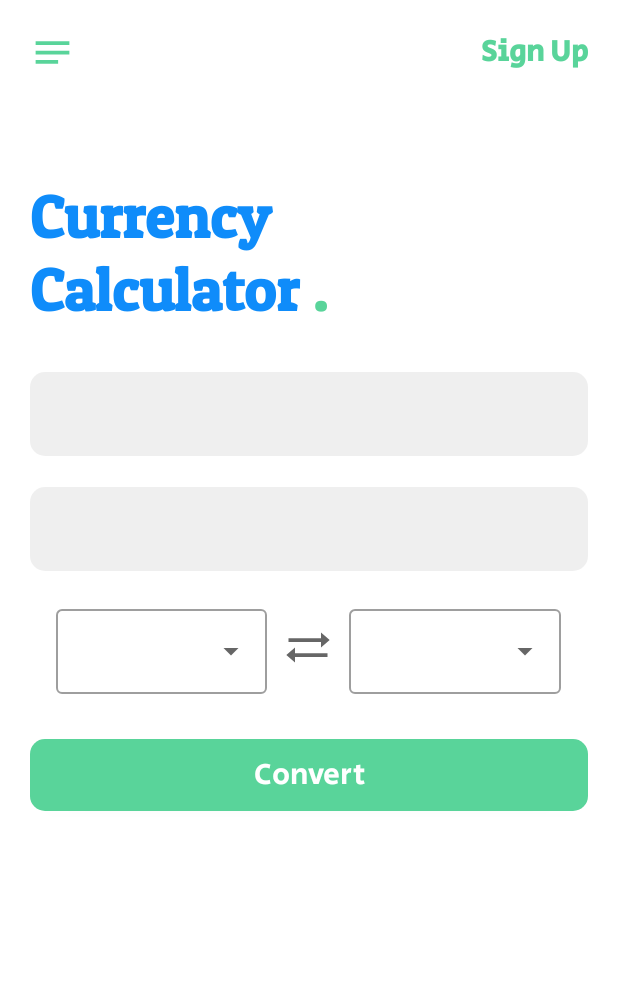
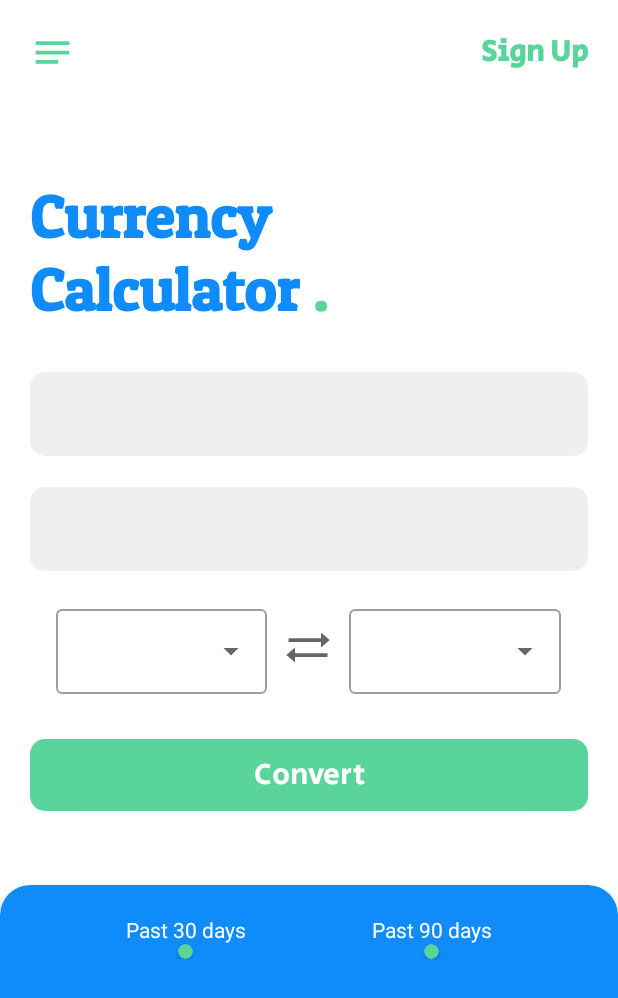
Before and after one commit to Johnnycake01/molloCurrencyConverter, an Android app: the screen it shows after launch (MainActivity), on a phone screen of 412 x 824 dp. Shown: the top 998 px of the screen. Run offline under Robolectric (Android 15) with nearby library versions, the phone set to English and light mode, and no system bars.

Commit message:
layout design done

```diff
--- a/app/build.gradle
+++ b/app/build.gradle
@@ -32,12 +32,13 @@ android {
 }
 
 dependencies {
-
+//    current_lib_ver =
     implementation 'androidx.core:core-ktx:1.7.0'
-    implementation 'androidx.appcompat:appcompat:1.3.0'
-    implementation 'com.google.android.material:material:1.4.0'
-    implementation 'androidx.constraintlayout:constraintlayout:2.0.4'
+    implementation 'androidx.appcompat:appcompat:1.4.1'
+    implementation 'com.google.android.material:material:1.5.0'
+    implementation 'androidx.constraintlayout:constraintlayout:2.1.3'
     testImplementation 'junit:junit:4.13.2'
     androidTestImplementation 'androidx.test.ext:junit:1.1.3'
     androidTestImplementation 'androidx.test.espresso:espresso-core:3.4.0'
+   // implementation 'com.github.swapnil1104:CurveGraphView:{2.0.3}'
 }
--- /dev/null
+++ b/app/src/main/res/drawable/custom_card_view.xml
@@ -0,0 +1,6 @@
+<?xml version="1.0" encoding="utf-8"?>
+<shape xmlns:android="http://schemas.android.com/apk/res/android" android:shape="rectangle">
+<corners android:topLeftRadius="50dp" android:topRightRadius="50dp"/>
+    <solid android:color="@color/appColorBlue"/>
+    <stroke android:width="2dp"/>
+</shape>
--- a/app/src/main/res/layout/activity_main.xml
+++ b/app/src/main/res/layout/activity_main.xml
@@ -152,6 +152,69 @@
         app:layout_constraintTop_toBottomOf="@id/convertButton"
         />
 
-
+    <androidx.cardview.widget.CardView
+        android:layout_width="match_parent"
+        android:layout_height="500dp"
+        app:layout_constraintTop_toBottomOf="@id/linkToViewCurrentExchangeRate"
+        app:layout_constraintBottom_toBottomOf="parent"
+        app:cardCornerRadius="20dp"
+        app:cardBackgroundColor="@color/appColorBlue"
+        >
+        <androidx.constraintlayout.widget.ConstraintLayout
+            android:layout_width="match_parent"
+            android:layout_height="match_parent">
+            <LinearLayout
+                android:id="@+id/L30days"
+                android:layout_width="wrap_content"
+                android:layout_height="wrap_content"
+                android:layout_marginTop="20dp"
+                android:orientation="vertical"
+                android:gravity="center_horizontal"
+                app:layout_constraintTop_toTopOf="parent"
+                app:layout_constraintLeft_toLeftOf="parent"
+                app:layout_constraintRight_toLeftOf="@id/L90days"
+                >
+            <TextView
+                android:id="@+id/txtPast30days"
+                android:layout_width="wrap_content"
+                android:layout_height="wrap_content"
+                android:textColor="@color/white"
+                android:text="@string/past_30_days"
+                />
+               <androidx.cardview.widget.CardView
+                   android:layout_width="10dp"
+                   android:layout_height="10dp"
+                   app:cardBackgroundColor="@color/appColorGreen"
+                   app:cardCornerRadius="5dp"
+                   />
+            </LinearLayout>
+            <LinearLayout
+                android:id="@+id/L90days"
+                android:layout_marginTop="20sp"
+                android:layout_width="wrap_content"
+                android:layout_height="wrap_content"
+                android:gravity="center_horizontal"
+                android:orientation="vertical"
+                app:layout_constraintTop_toTopOf="parent"
+                app:layout_constraintRight_toRightOf="parent"
+                app:layout_constraintLeft_toRightOf="@id/L30days"
+                >
+                <TextView
+                    android:id="@+id/txtPast90days"
+                    android:layout_width="wrap_content"
+                    android:layout_height="wrap_content"
+                    android:textColor="@color/white"
+                    android:text="@string/past_90_days"
+             />
+                <androidx.cardview.widget.CardView
+                    android:id="@+id/dotPast90days"
+                    android:layout_width="10dp"
+                    android:layout_height="10dp"
+                    app:cardBackgroundColor="@color/appColorGreen"
+                    app:cardCornerRadius="5dp"
+                    />
+            </LinearLayout>
+        </androidx.constraintlayout.widget.ConstraintLayout>
+    </androidx.cardview.widget.CardView>
 </androidx.constraintlayout.widget.ConstraintLayout>
 </androidx.core.widget.NestedScrollView>
--- a/app/src/main/res/values/strings.xml
+++ b/app/src/main/res/values/strings.xml
@@ -5,4 +5,7 @@
     <string name="currency_calculator_text">Currency \nCalculator<font color="#59d49a"> <b>.</b></font></string>
     <string name="convert">Convert</string>
     <string name="link_to_view_exchange_rate"><font color="#0F8CFA"><u>mid-market Exchange rate at %1$s UTC</u></font></string>
+    <string name="past_30_days">Past 30 days</string>
+    <string name="dot">.</string>
+    <string name="past_90_days">Past 90 days</string>
 </resources>
--- a/build.gradle
+++ b/build.gradle
@@ -5,6 +5,7 @@ plugins {
     id 'org.jetbrains.kotlin.android' version '1.6.10' apply false
 }
 
+
 task clean(type: Delete) {
     delete rootProject.buildDir
 }
```
